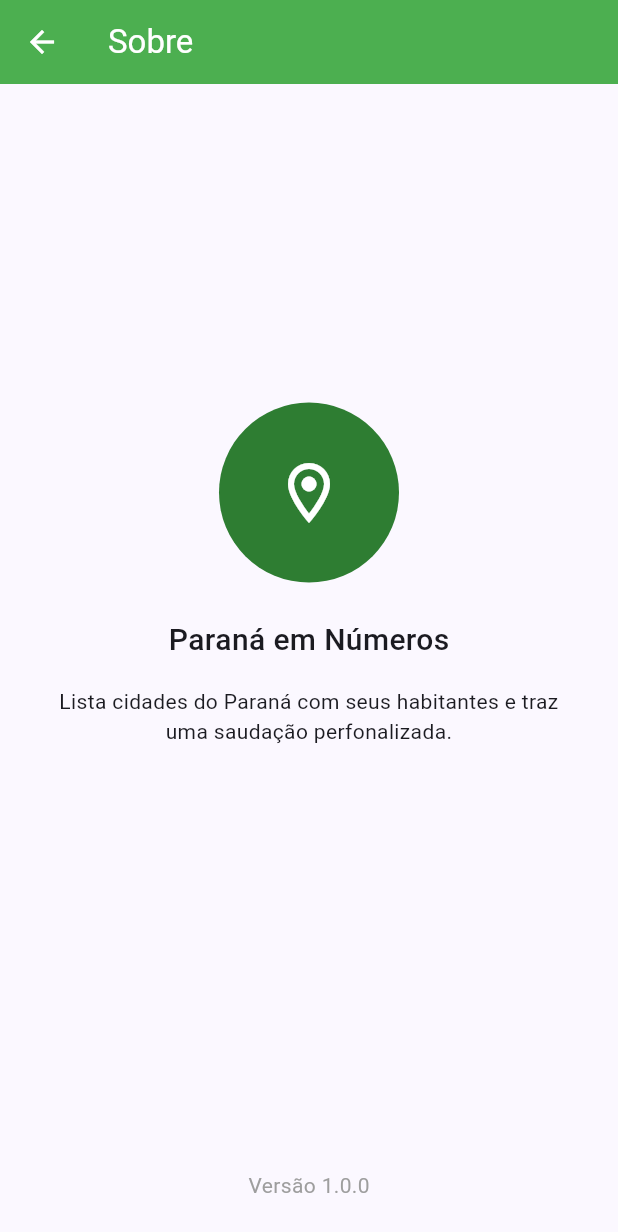
After one commit to Leonardo-marques-moreira/apo_desenvolvimento_mobile, a Flutter app: the AboutPage screen opened directly, on a phone screen of 412 x 824 dp. The commit adds this screen. Shown: the top 1232 px of the screen. Run offline on Flutter 3.47's test engine with Material 3 defaults, Android fonts, the phone set to English and light mode, and no system bars.

Commit message:
feat: adiciona tela Sobre acessada pelo menu da appbar

```diff
--- /dev/null
+++ b/lib/about_page.dart
@@ -0,0 +1,49 @@
+import 'package:flutter/foundation.dart';
+import 'package:flutter/material.dart';
+
+class AboutPage extends StatelessWidget {
+    const AboutPage({super.key});
+
+    @override
+    Widget build(BuildContext context){
+      return Scaffold(
+        appBar: AppBar(title: const Text('Sobre')),
+        body: Padding(
+          padding: const EdgeInsets.all(24),
+        child: Column(
+            children: [
+              const Spacer(flex: 2),
+              Container(
+                width: 120,
+                height: 120,
+                decoration: const BoxDecoration(
+                  color: Color(0xFF2E7D32),
+                  shape: BoxShape.circle,
+                ),
+                child: const Icon(
+                  Icons.location_on_outlined,
+                  size: 48,
+                  color: Colors.white,
+                ),
+              ),
+              const SizedBox(height: 24),
+              const Text(
+                  'Paraná em Números',
+              style: TextStyle(fontSize: 20, fontWeight: FontWeight.w500),
+              ),
+            const SizedBox(height:16),
+            const Text(
+              'Lista cidades do Paraná com seus habitantes e traz uma saudação perfonalizada.',
+              textAlign: TextAlign.center,
+            ),
+            const Spacer(flex: 3),
+            const Text(
+              'Versão 1.0.0',
+              style: TextStyle(color: Colors.grey),
+              ),
+            ],
+          ),
+        ),
+      );
+    }
+}
--- a/lib/home_page.dart
+++ b/lib/home_page.dart
@@ -1,4 +1,5 @@
 import 'package:flutter/material.dart';
+import 'about_page.dart';
 
 class HomePage extends StatefulWidget {
   const HomePage({super.key});
@@ -19,7 +20,23 @@ class _HomePageState extends State<HomePage> {
   Widget build (BuildContext context) {
   return Scaffold(
     appBar: AppBar(
-        title: const Text('Paraná em Números')),
+        title: const Text('Paraná em Números'),
+        actions: [
+          PopupMenuButton<String>(
+            onSelected: (valor){
+              if (valor == 'sobre'){
+                Navigator.push(
+                  context,
+                  MaterialPageRoute(builder: (context) => const AboutPage()),
+                );
+              }
+            },
+            itemBuilder: (context) => const[
+              PopupMenuItem(value: 'sobre', child: Text('Sobre')),
+            ],
+          )
+        ],
+    ),
         body:  _abas[_abaAtual],
         bottomNavigationBar: BottomNavigationBar(
           currentIndex: _abaAtual,
```
